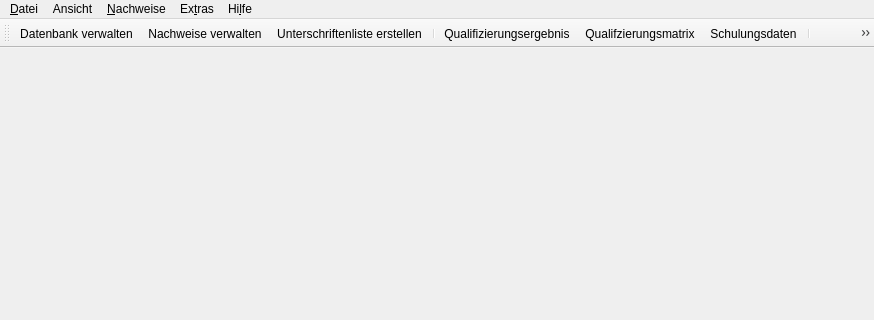
Qt form ui/qmmainwindow.ui (Christian-Kr/QualificationMatrix) before a commit; both pictures show x 0 to 874 and y 0 to 320 of the 874 by 639 pixel window.
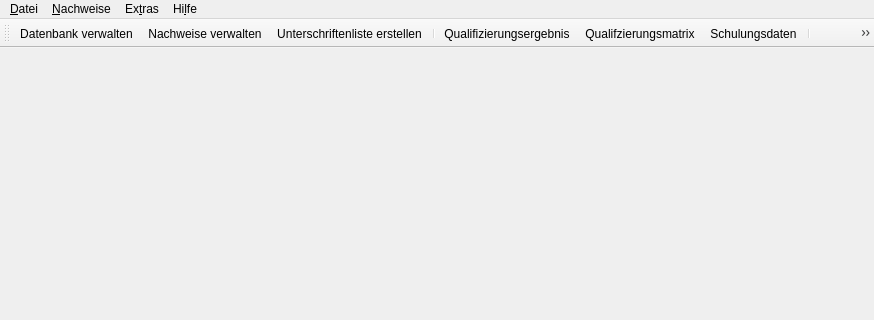
The same form after that commit. Icons and pictures are not drawn. Custom widgets are drawn as their Qt base class.

```diff
--- a/ui/qmmainwindow.ui
+++ b/ui/qmmainwindow.ui
@@ -58,7 +58,7 @@
      <x>0</x>
      <y>0</y>
      <width>874</width>
-     <height>23</height>
+     <height>22</height>
     </rect>
    </property>
    <widget class="QMenu" name="menu_Datei">
@@ -92,20 +92,7 @@
     <addaction name="actManageCertificate"/>
     <addaction name="actCreateSigningList"/>
    </widget>
-   <widget class="QMenu" name="menuAnsicht">
-    <property name="title">
-     <string>Ansicht</string>
-    </property>
-    <widget class="QMenu" name="menuSymbolleiste">
-     <property name="title">
-      <string>Symbolleiste</string>
-     </property>
-     <addaction name="actShowText"/>
-    </widget>
-    <addaction name="menuSymbolleiste"/>
-   </widget>
    <addaction name="menu_Datei"/>
-   <addaction name="menuAnsicht"/>
    <addaction name="menuNachweise"/>
    <addaction name="menuExtras"/>
    <addaction name="menuHilfe"/>
```
